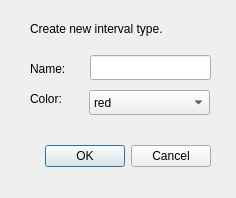
Before: the Qt Designer form Function/intervals_gui.ui in catalystneuro/ecogVIS, drawn with Qt 5.
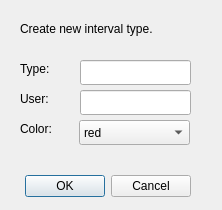
After: the same form once the commit is applied.

Commit message: add 'user' field to custom Intervals

```diff
--- a/Function/intervals_gui.ui
+++ b/Function/intervals_gui.ui
@@ -6,8 +6,8 @@
    <rect>
     <x>0</x>
     <y>0</y>
-    <width>236</width>
-    <height>198</height>
+    <width>222</width>
+    <height>210</height>
    </rect>
   </property>
   <property name="windowTitle">
@@ -16,8 +16,8 @@
   <widget class="QDialogButtonBox" name="buttonBox">
    <property name="geometry">
     <rect>
-     <x>40</x>
-     <y>140</y>
+     <x>20</x>
+     <y>170</y>
      <width>171</width>
      <height>32</height>
     </rect>
@@ -32,9 +32,9 @@
   <widget class="QLineEdit" name="lineEdit">
    <property name="geometry">
     <rect>
-     <x>90</x>
-     <y>55</y>
-     <width>121</width>
+     <x>80</x>
+     <y>60</y>
+     <width>111</width>
      <height>25</height>
     </rect>
    </property>
@@ -42,9 +42,9 @@
   <widget class="QComboBox" name="comboBox">
    <property name="geometry">
     <rect>
-     <x>89</x>
-     <y>90</y>
-     <width>121</width>
+     <x>79</x>
+     <y>120</y>
+     <width>111</width>
      <height>25</height>
     </rect>
    </property>
@@ -72,7 +72,7 @@
   <widget class="QLabel" name="label">
    <property name="geometry">
     <rect>
-     <x>30</x>
+     <x>20</x>
      <y>20</y>
      <width>231</width>
      <height>17</height>
@@ -85,21 +85,21 @@
   <widget class="QLabel" name="label_3">
    <property name="geometry">
     <rect>
-     <x>30</x>
-     <y>60</y>
+     <x>20</x>
+     <y>90</y>
      <width>45</width>
      <height>17</height>
     </rect>
    </property>
    <property name="text">
-    <string>Name:</string>
+    <string>User:</string>
    </property>
   </widget>
   <widget class="QLabel" name="label_4">
    <property name="geometry">
     <rect>
-     <x>30</x>
-     <y>90</y>
+     <x>20</x>
+     <y>120</y>
      <width>45</width>
      <height>17</height>
     </rect>
@@ -108,6 +108,29 @@
     <string>Color:</string>
    </property>
   </widget>
+  <widget class="QLineEdit" name="lineEdit_2">
+   <property name="geometry">
+    <rect>
+     <x>80</x>
+     <y>90</y>
+     <width>111</width>
+     <height>25</height>
+    </rect>
+   </property>
+  </widget>
+  <widget class="QLabel" name="label_5">
+   <property name="geometry">
+    <rect>
+     <x>20</x>
+     <y>60</y>
+     <width>45</width>
+     <height>17</height>
+    </rect>
+   </property>
+   <property name="text">
+    <string>Type:</string>
+   </property>
+  </widget>
  </widget>
  <resources/>
  <connections>
```
Left out of the diff: 2 changed lines with no effect on the pictures. The commit also changes 3 other files.
